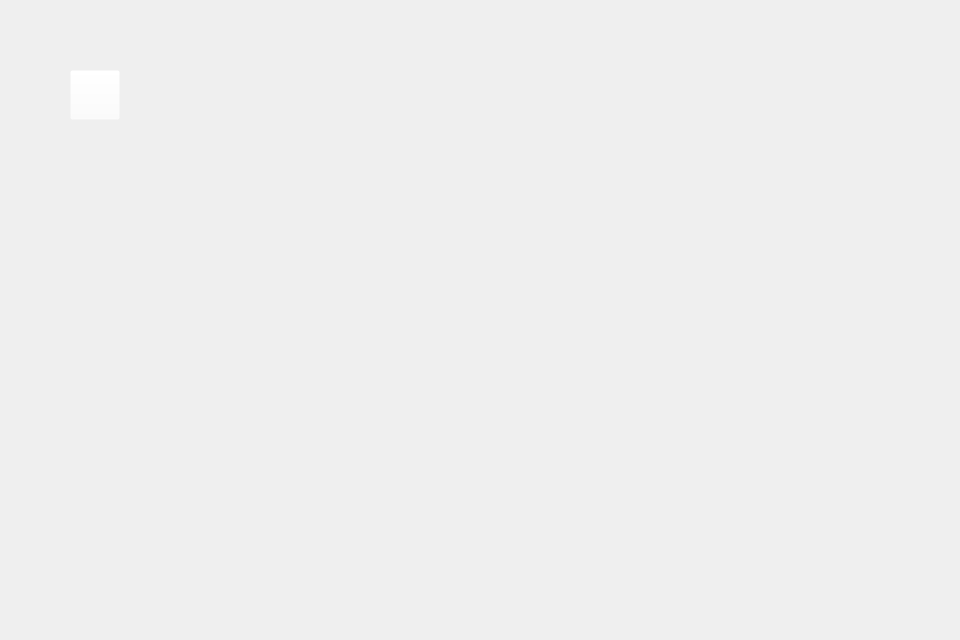
Old version of the form src/client/mainwindow.ui in the repository mo-crystal/civilization.
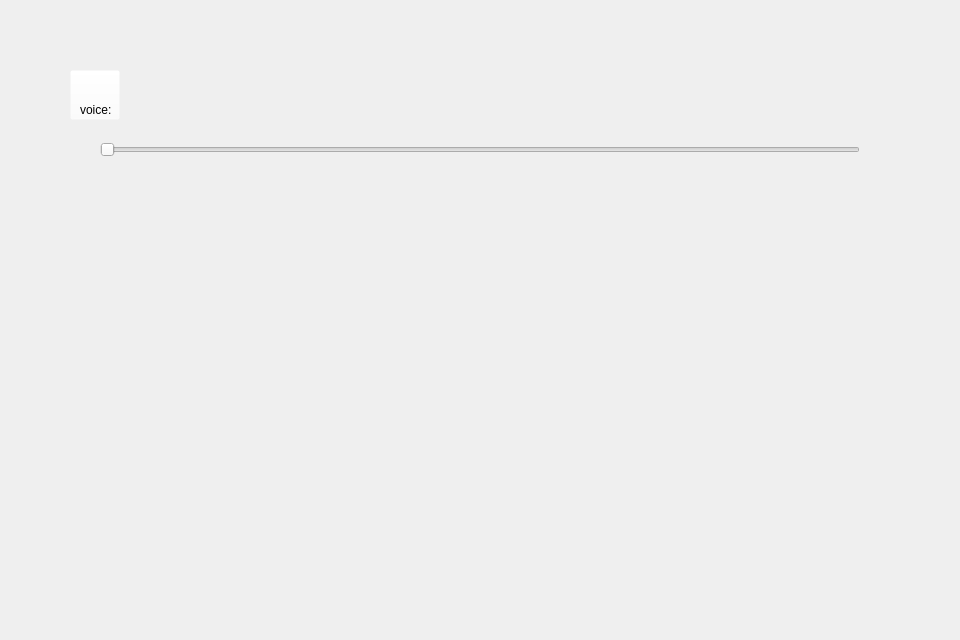
New version of the form. The open tabs and pages were chosen to show the change. Icons and pictures are not drawn.

Commit message: finish setting voice UI

The edit to the form file:
```diff
--- a/src/client/mainwindow.ui
+++ b/src/client/mainwindow.ui
@@ -195,6 +195,53 @@
           <string/>
         </property>
       </widget>
+      <widget class="QLabel" name="voice_bar_label">
+        <property name="geometry">
+          <rect>
+            <x>80</x>
+            <y>90</y>
+            <width>70</width>
+            <height>40</height>
+          </rect>
+        </property>
+        <property name="styleSheet">
+          <string notr="true">color: rgb(0, 0, 0);font: 500 28pt &quot;m5x7&quot;</string>
+        </property>
+        <property name="text">
+          <string>voice: </string>
+        </property>
+      </widget>
+      <widget class="QSlider" name="voiceSlider">
+        <property name="geometry">
+        <rect>
+          <x>100</x>
+          <y>130</y>
+          <width>760</width>
+          <height>40</height>
+        </rect>
+        </property>
+        <property name="cursor">
+          <cursorShape>PointingHandCursor</cursorShape>
+        </property>
+        <property name="styleSheet">
+        <string notr="true">
+          QSlider::groove:horizontal {
+            image: url(./res/start/voice_bar.png);
+            height: 18px; 
+          }
+
+          QSlider::handle:horizontal {
+              image: url(./res/start/voice_bar_cursor.png);
+              width: 30px;
+              margin: -14px 0; 
+              border-radius: 3px;
+          }
+        </string>
+        </property>
+        <property name="orientation">
+          <enum>Qt::Horizontal</enum>
+        </property>
+      </widget>
     </widget>
    </widget>
  </widget>
```
Left out of the diff: 2 changed lines with no effect on the pictures. The commit also changes 3 other files.
